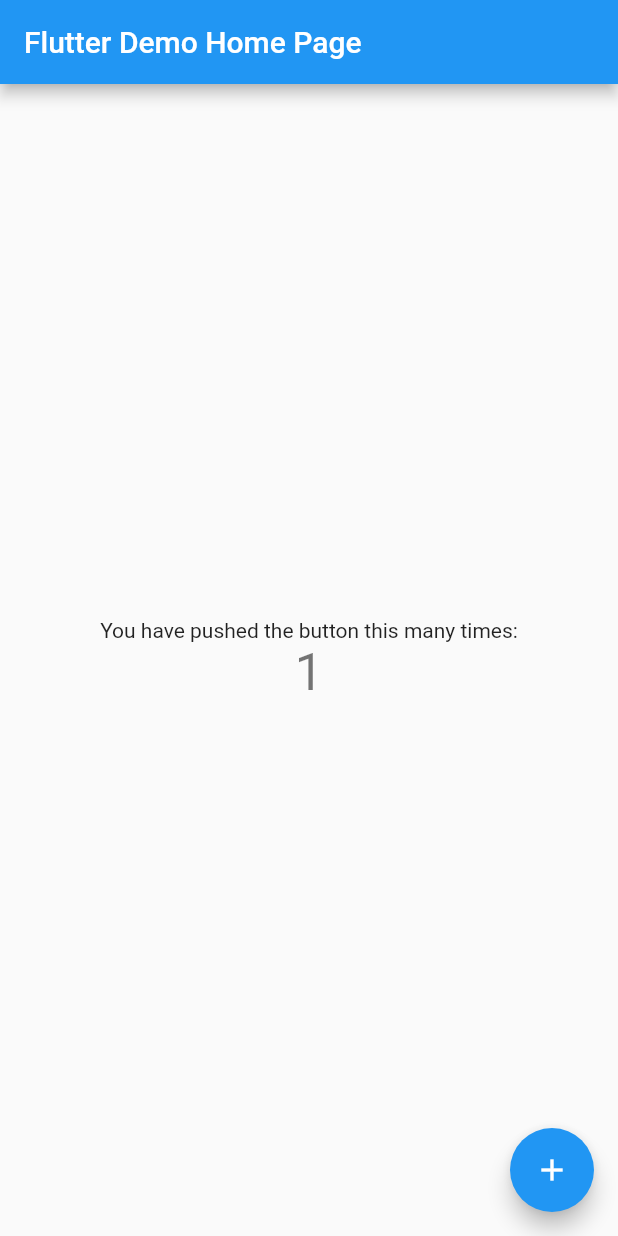
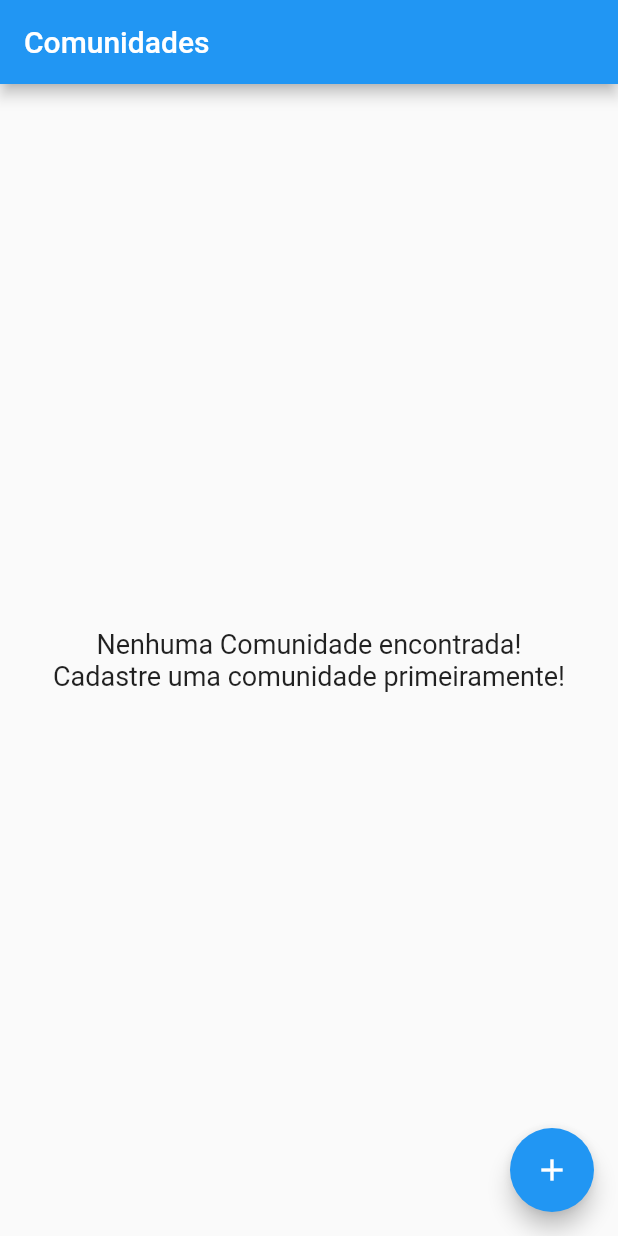
Before and after one commit to SabrinaSouzaDev/ipheiraStyles, a Flutter app: the screen it shows after launch, after a tap on the "add" icon, on a phone screen of 412 x 824 dp. Run offline on Flutter 3.47's test engine with Material 2 defaults, Android fonts, the phone set to English and light mode, and no system bars; our stand-ins replace cloud_firestore, firebase_core; accounts and stored records are empty.

Commit message:
Adicionando lista de comunidades e conexão com banco de dados

```diff
--- a/lib/main.dart
+++ b/lib/main.dart
@@ -1,6 +1,7 @@
 import 'package:cloud_firestore/cloud_firestore.dart';
 import 'package:firebase_core/firebase_core.dart';
 import 'package:flutter/material.dart';
+import 'package:ipheira/screens/communidades/home_comunidades.dart';
 
 import 'firebase_options.dart';
 
@@ -10,9 +11,9 @@
     options: DefaultFirebaseOptions.currentPlatform,
   );
   FirebaseFirestore firestore = FirebaseFirestore.instance;
-  firestore.collection("Só pra testar").doc("Testando").set({
-    "funcionou?": true
-  });
+  // firestore.collection("Só pra testar").doc("Testando").set({
+  //   "funcionou?": true
+  // });
   runApp(const MaterialApp(
     home: MyApp(),
   ));
@@ -30,83 +31,7 @@
       theme: ThemeData(
         primarySwatch: Colors.blue,
       ),
-      home: const MyHomePage(title: 'Flutter Demo Home Page'),
+      home: HomeComunidades(),
     );
   }
 }
-
-class MyHomePage extends StatefulWidget {
-  const MyHomePage({super.key, required this.title});
-
-  final String title;
-
-  @override
-  State<MyHomePage> createState() => _MyHomePageState();
-}
-
-class _MyHomePageState extends State<MyHomePage> {
-  int _counter = 0;
-
-  void _incrementCounter() {
-    setState(() {
-      // This call to setState tells the Flutter framework that something has
-      // changed in this State, which causes it to rerun the build method below
-      // so that the display can reflect the updated values. If we changed
-      // _counter without calling setState(), then the build method would not be
-      // called again, and so nothing would appear to happen.
-      _counter++;
-    });
-  }
-
-  @override
-  Widget build(BuildContext context) {
-    // This method is rerun every time setState is called, for instance as done
-    // by the _incrementCounter method above.
-    //
-    // The Flutter framework has been optimized to make rerunning build methods
-    // fast, so that you can just rebuild anything that needs updating rather
-    // than having to individually change instances of widgets.
-    return Scaffold(
-      appBar: AppBar(
-        // Here we take the value from the MyHomePage object that was created by
-        // the App.build method, and use it to set our appbar title.
-        title: Text(widget.title),
-      ),
-      body: Center(
-        // Center is a layout widget. It takes a single child and positions it
-        // in the middle of the parent.
-        child: Column(
-          // Column is also a layout widget. It takes a list of children and
-          // arranges them vertically. By default, it sizes itself to fit its
-          // children horizontally, and tries to be as tall as its parent.
-          //
-          // Invoke "debug painting" (press "p" in the console, choose the
-          // "Toggle Debug Paint" action from the Flutter Inspector in Android
-          // Studio, or the "Toggle Debug Paint" command in Visual Studio Code)
-          // to see the wireframe for each widget.
-          //
-          // Column has various properties to control how it sizes itself and
-          // how it positions its children. Here we use mainAxisAlignment to
-          // center the children vertically; the main axis here is the vertical
-          // axis because Columns are vertical (the cross axis would be
-          // horizontal).
-          mainAxisAlignment: MainAxisAlignment.center,
-          children: <Widget>[
-            const Text(
-              'You have pushed the button this many times:',
-            ),
-            Text(
-              '$_counter',
-              style: Theme.of(context).textTheme.headlineMedium,
-            ),
-          ],
-        ),
-      ),
-      floatingActionButton: FloatingActionButton(
-        onPressed: _incrementCounter,
-        tooltip: 'Increment',
-        child: const Icon(Icons.add),
-      ), // This trailing comma makes auto-formatting nicer for build methods.
-    );
-  }
-}
--- /dev/null
+++ b/lib/screens/communidades/home_comunidades.dart
@@ -0,0 +1,67 @@
+import 'package:cloud_firestore/cloud_firestore.dart';
+import 'package:flutter/material.dart';
+import 'package:ipheira/models/comunidade.dart';
+
+class HomeComunidades extends StatefulWidget {
+  const HomeComunidades({Key? key}) : super(key: key);
+
+  @override
+  State<HomeComunidades> createState() => _HomeComunidadesState();
+}
+
+class _HomeComunidadesState extends State<HomeComunidades> {
+  List<Comunidade> comunidade = [];
+  FirebaseFirestore firestore = FirebaseFirestore.instance;
+
+  @override
+  void initState() {
+    // TODO: implement initState
+    refresh();
+  }
+
+  @override
+  Widget build(BuildContext context) {
+    return Scaffold(
+        appBar: AppBar(
+          title: const Text("Comunidades"),
+        ),
+        floatingActionButton: FloatingActionButton(
+          onPressed: () {
+            refresh();
+          },
+          child: const Icon(Icons.add),
+        ),
+        body: (comunidade.isEmpty)
+            ? const Center(
+                child: Text(
+                  "Nenhuma Comunidade encontrada!\nCadastre uma comunidade primeiramente!",
+                  textAlign: TextAlign.center,
+                  style: TextStyle(fontSize: 18),
+                ),
+              )
+            : ListView(
+                children: List.generate(comunidade.length, (index) {
+                Comunidade model = comunidade[index];
+                return ListTile(
+                  leading: const Icon(Icons.list_alt_rounded),
+                  title: Text(model.nome_comunidade),
+                  subtitle: Text(model.nome_comunidade),
+                );
+              })));
+  }
+
+  refresh() async {
+    List<Comunidade> temp = [];
+    QuerySnapshot<Map<String, dynamic>> snapshot =
+        await firestore.collection("comunidades").get();
+    for (var doc in snapshot.docs) {
+      print(doc.data());
+      temp.add(Comunidade.fromMap(doc.data()));
+    }
+    ;
+
+    setState(() {
+      comunidade = temp;
+    });
+  }
+}
```
Also changed, not shown: 1 other file.
